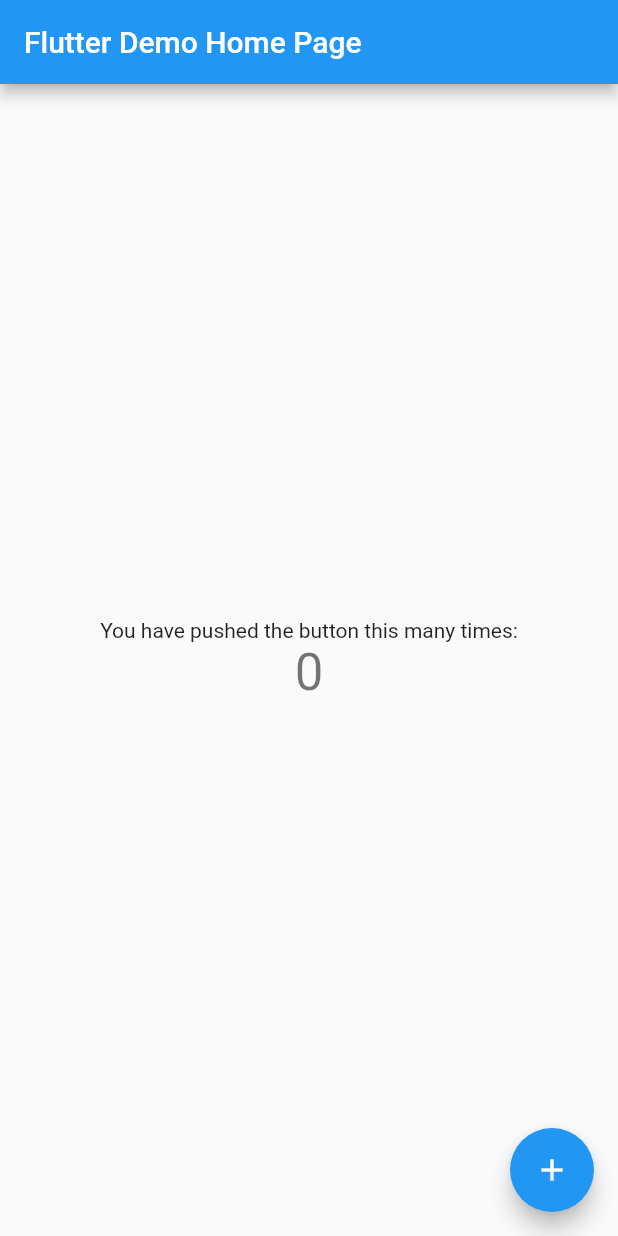
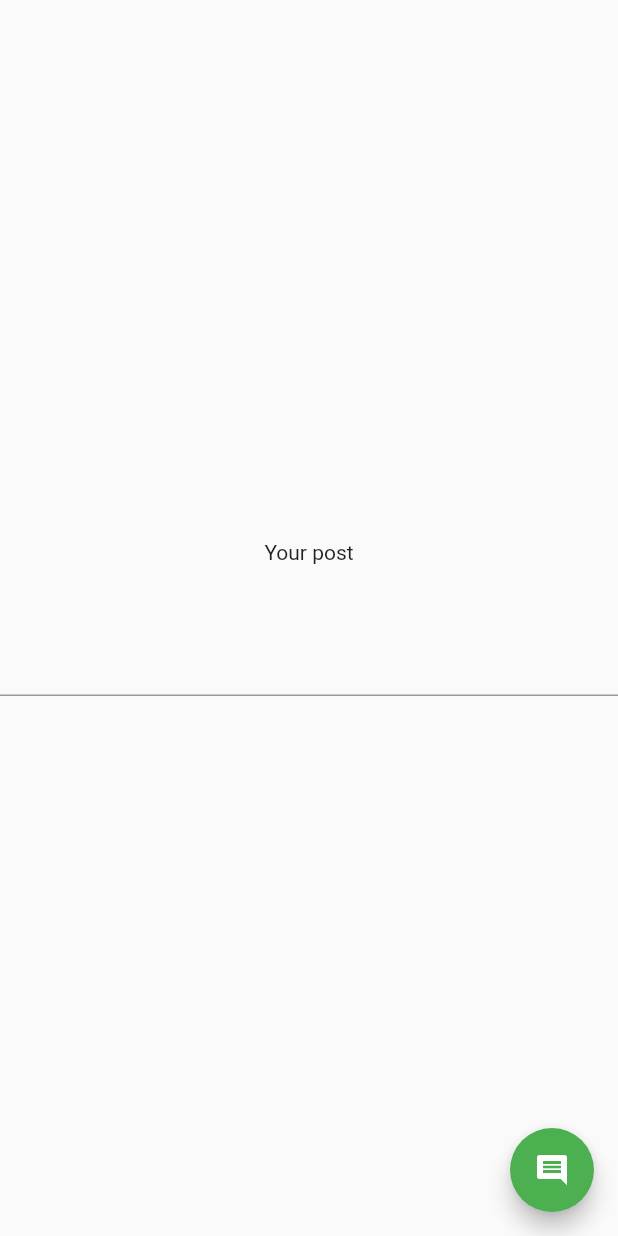
Before and after one commit to luukasmepham/project-feed, a Flutter app: the screen it shows after launch, on a phone screen of 412 x 824 dp. Run offline on Flutter 3.47's test engine with Material 2 defaults, Android fonts, the phone set to English and light mode, and no system bars; our stand-ins replace firebase_core; accounts and stored records are empty.

Commit message:
More setting up stuff

```diff
--- a/lib/main.dart
+++ b/lib/main.dart
@@ -1,115 +1,68 @@
 import 'package:flutter/material.dart';
 
 void main() {
-  runApp(const MyApp());
+  runApp(const App());
 }
 
-class MyApp extends StatelessWidget {
-  const MyApp({super.key});
+class App extends StatelessWidget {
+  const App({super.key});
 
-  // This widget is the root of your application.
   @override
   Widget build(BuildContext context) {
     return MaterialApp(
-      title: 'Flutter Demo',
+      title: 'project-feed',
       theme: ThemeData(
-        // This is the theme of your application.
-        //
-        // Try running your application with "flutter run". You'll see the
-        // application has a blue toolbar. Then, without quitting the app, try
-        // changing the primarySwatch below to Colors.green and then invoke
-        // "hot reload" (press "r" in the console where you ran "flutter run",
-        // or simply save your changes to "hot reload" in a Flutter IDE).
-        // Notice that the counter didn't reset back to zero; the application
-        // is not restarted.
-        primarySwatch: Colors.blue,
+        primarySwatch: Colors.green,
       ),
-      home: const MyHomePage(title: 'Flutter Demo Home Page'),
+      home: const HomePage(title: 'project-feed'),
     );
   }
 }
 
-class MyHomePage extends StatefulWidget {
-  const MyHomePage({super.key, required this.title});
-
-  // This widget is the home page of your application. It is stateful, meaning
-  // that it has a State object (defined below) that contains fields that affect
-  // how it looks.
-
-  // This class is the configuration for the state. It holds the values (in this
-  // case the title) provided by the parent (in this case the App widget) and
-  // used by the build method of the State. Fields in a Widget subclass are
-  // always marked "final".
+class HomePage extends StatefulWidget {
+  const HomePage({super.key, required this.title});
 
   final String title;
 
   @override
-  State<MyHomePage> createState() => _MyHomePageState();
+  State<HomePage> createState() => _HomePageState();
 }
 
-class _MyHomePageState extends State<MyHomePage> {
-  int _counter = 0;
+class _HomePageState extends State<HomePage> {
+  String _postText = "";
 
-  void _incrementCounter() {
+  void _post() {
     setState(() {
-      // This call to setState tells the Flutter framework that something has
-      // changed in this State, which causes it to rerun the build method below
-      // so that the display can reflect the updated values. If we changed
-      // _counter without calling setState(), then the build method would not be
-      // called again, and so nothing would appear to happen.
-      _counter++;
+      _postText;
     });
   }
 
   @override
   Widget build(BuildContext context) {
-    // This method is rerun every time setState is called, for instance as done
-    // by the _incrementCounter method above.
-    //
-    // The Flutter framework has been optimized to make rerunning build methods
-    // fast, so that you can just rebuild anything that needs updating rather
-    // than having to individually change instances of widgets.
     return Scaffold(
-      appBar: AppBar(
-        // Here we take the value from the MyHomePage object that was created by
-        // the App.build method, and use it to set our appbar title.
-        title: Text(widget.title),
-      ),
+      appBar: null,
       body: Center(
-        // Center is a layout widget. It takes a single child and positions it
-        // in the middle of the parent.
         child: Column(
-          // Column is also a layout widget. It takes a list of children and
-          // arranges them vertically. By default, it sizes itself to fit its
-          // children horizontally, and tries to be as tall as its parent.
-          //
-          // Invoke "debug painting" (press "p" in the console, choose the
-          // "Toggle Debug Paint" action from the Flutter Inspector in Android
-          // Studio, or the "Toggle Debug Paint" command in Visual Studio Code)
-          // to see the wireframe for each widget.
-          //
-          // Column has various properties to control how it sizes itself and
-          // how it positions its children. Here we use mainAxisAlignment to
-          // center the children vertically; the main axis here is the vertical
-          // axis because Columns are vertical (the cross axis would be
-          // horizontal).
           mainAxisAlignment: MainAxisAlignment.center,
           children: <Widget>[
             const Text(
-              'You have pushed the button this many times:',
+              'Your post',
             ),
             Text(
-              '$_counter',
+              '$_postText',
               style: Theme.of(context).textTheme.headlineMedium,
+            ),
+            const TextField(
+              maxLines: 1,
             ),
           ],
         ),
       ),
       floatingActionButton: FloatingActionButton(
-        onPressed: _incrementCounter,
+        onPressed: _post,
         tooltip: 'Increment',
-        child: const Icon(Icons.add),
-      ), // This trailing comma makes auto-formatting nicer for build methods.
+        child: const Icon(Icons.comment),
+      ),
     );
   }
 }
```
Also changed, not shown: 1 other file.
